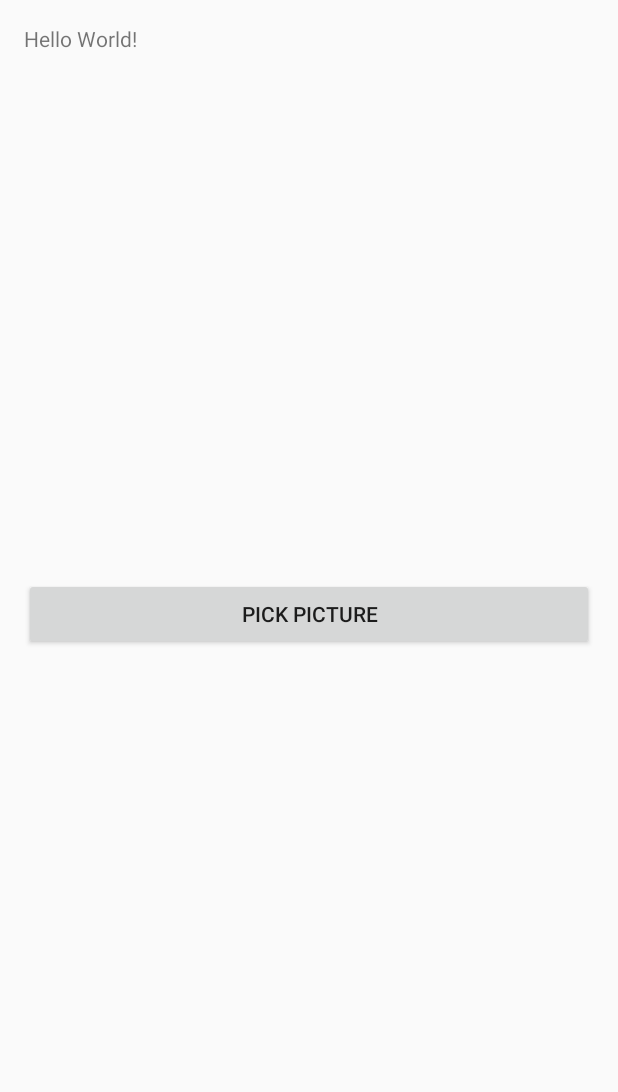
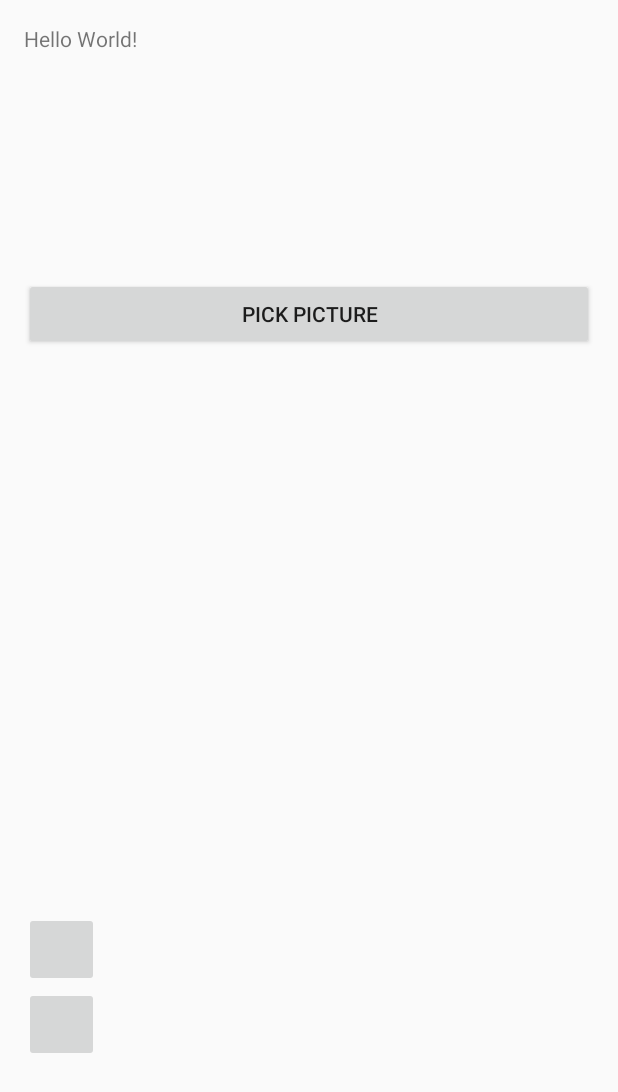
Before and after one commit to StavNoy/OdHapaam, an Android app: the layout start_screen.xml on its own in the app's theme, with its tools: preview values and no code run, on a phone screen of 412 x 824 dp. Shown: the top 1092 px of the screen. Run offline under Robolectric (Android 15) with nearby library versions, the light colour scheme and no system bars.

Commit message:
Oran is in the game bitch!

```diff
--- a/app/src/main/java/project/stav/odhapaam2/myButtons/StartScreen.java
+++ b/app/src/main/java/project/stav/odhapaam2/myButtons/StartScreen.java
@@ -6,10 +6,14 @@ import android.os.Bundle;
 import android.provider.MediaStore;
 import android.support.v7.app.AppCompatActivity;
 import android.view.View;
+import android.view.animation.Animation;
 import android.widget.Button;
+import android.widget.ImageButton;
 import android.widget.ImageView;
 
 public class StartScreen extends AppCompatActivity {
+
+    ImageButton btnV1 , btnV2;
 
     ImageView img;
     Button button;
@@ -29,6 +33,15 @@ public class StartScreen extends AppCompatActivity {
             @Override
             public void onClick(View view) {
                 openGallery();
+            }
+        });
+
+
+        btnV1.setOnClickListener(new View.OnClickListener() {
+            @Override
+            public void onClick(View v) {
+
+                Animation
             }
         });
     }
--- a/app/src/main/res/layout/start_screen.xml
+++ b/app/src/main/res/layout/start_screen.xml
@@ -20,8 +20,8 @@
         android:id="@+id/image"
         android:layout_below="@+id/hello"
         android:layout_marginTop="50dp"
-        android:layout_width="400dp"
-        android:layout_height="300dp" />
+        android:layout_width="100dp"
+        android:layout_height="100dp" />
 
     <Button
         android:id="@+id/btn"
@@ -29,4 +29,22 @@
         android:layout_width="match_parent"
         android:layout_height="wrap_content"
         android:text="pick picture"/>
+
+
+    <RelativeLayout
+        android:layout_width="match_parent"
+        android:layout_height="200dp"
+        android:layout_alignParentBottom="true">
+
+        <ImageButton
+            android:id="@+id/btnV1"
+            android:layout_width="50dp"
+            android:layout_height="50dp" />
+        <ImageButton
+            android:id="@+id/btnV2"
+            android:layout_below="@+id/btnV1"
+            android:layout_width="50dp"
+            android:layout_height="50dp"/>
+
+    </RelativeLayout>
 </RelativeLayout>
```
